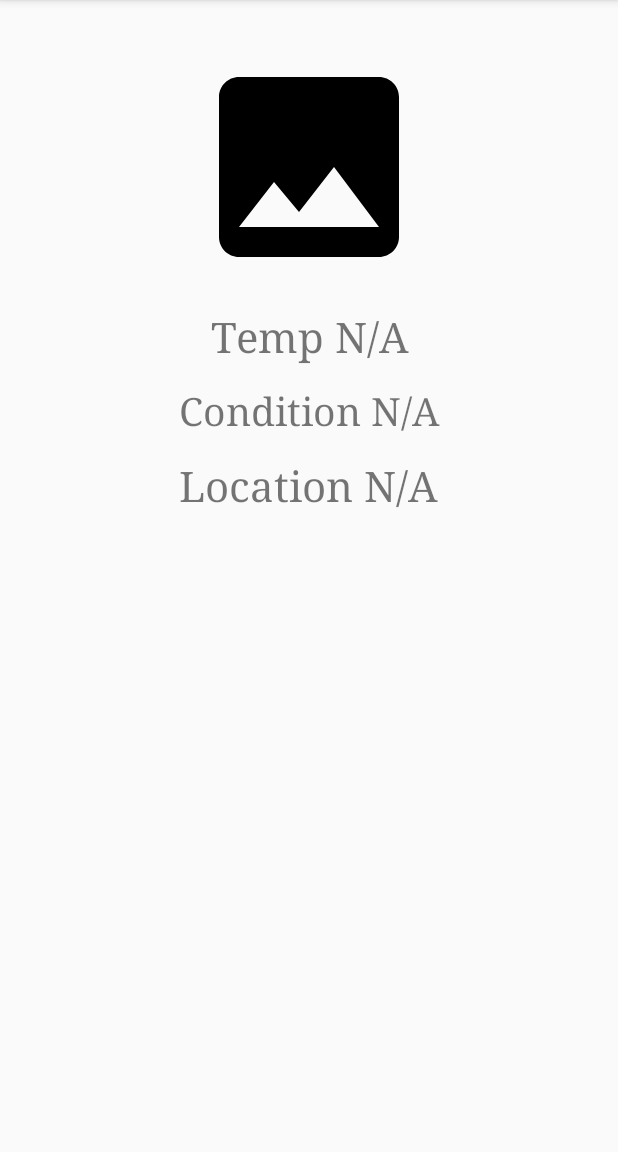
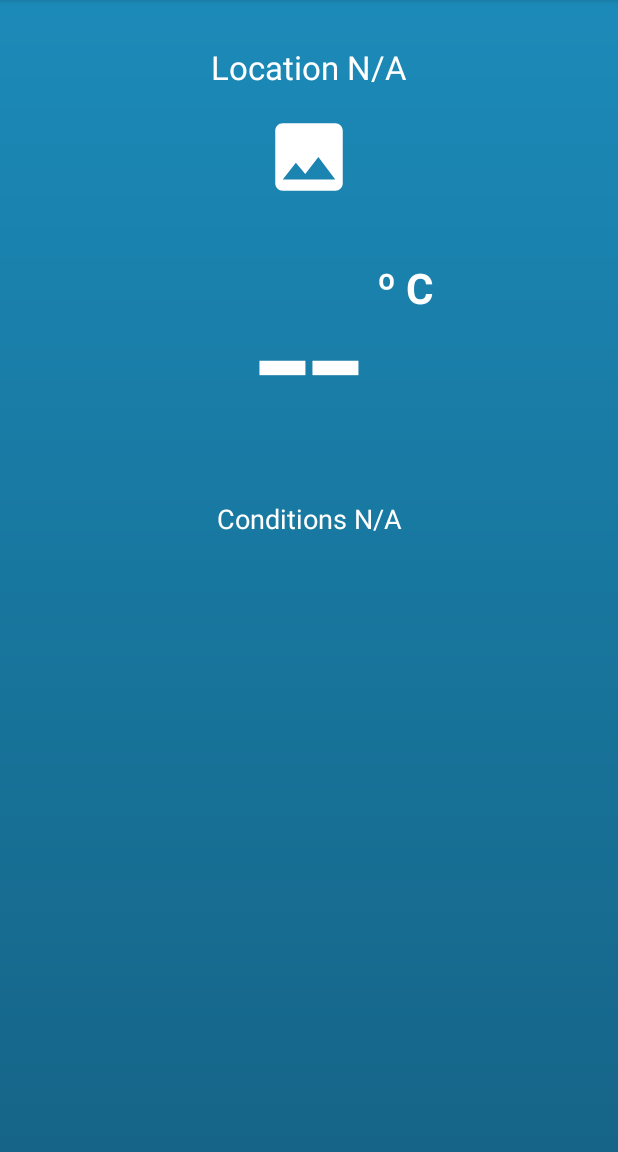
Before and after one commit to mbobadilla2/HelloYahooWeatherAPI, an Android app: the screen it shows after launch (MainActivity), on a phone screen of 412 x 824 dp, the part 84-1236 px from its top. Run offline under Robolectric (Android 15) with nearby library versions, the phone set to English and light mode, and no system bars.

Commit message:
Redesigned UI
Changes on the user interface.

Minor changes.

```diff
--- a/app/src/main/java/fernando2/com/helloyahooweatherapi/MainActivity.java
+++ b/app/src/main/java/fernando2/com/helloyahooweatherapi/MainActivity.java
@@ -64,7 +64,7 @@ public class MainActivity extends AppCompatActivity {
         dialog.dismiss();
 
         imageView_conditions.setImageBitmap(conditions);
-        textView_temp.setText(temp + " ºC");
+        textView_temp.setText(temp+"");
         textView_text.setText(text);
         textView_location.setText(location);
 
@@ -73,8 +73,8 @@ public class MainActivity extends AppCompatActivity {
     public void displayErrorMsg(){
         dialog.dismiss();
 
-        imageView_conditions.setImageResource(R.drawable.ic_insert_photo_black_200dp);
-        textView_temp.setText("Temp N/A");
+        imageView_conditions.setImageResource(R.drawable.ic_insert_photo_white_200dp);
+        textView_temp.setText("--");
         textView_text.setText("Conditions N/A");
         textView_location.setText("Location N/A");
 
--- /dev/null
+++ b/app/src/main/res/drawable/gradient_blue.xml
@@ -0,0 +1,11 @@
+<?xml version="1.0" encoding="utf-8"?>
+<shape xmlns:android="http://schemas.android.com/apk/res/android"
+    android:shape="rectangle">
+
+    <gradient
+        android:angle="90"
+        android:startColor="#166588"
+        android:centerColor="#18779F"
+        android:endColor="#1C8AB9"/>
+
+</shape>
--- a/app/src/main/res/drawable/ic_insert_photo_black_200dp.xml
+++ /dev/null
@@ -1,4 +0,0 @@
-<vector android:height="200dp" android:viewportHeight="24.0"
-    android:viewportWidth="24.0" android:width="200dp" xmlns:android="http://schemas.android.com/apk/res/android">
-    <path android:fillColor="#FF000000" android:pathData="M21,19V5c0,-1.1 -0.9,-2 -2,-2H5c-1.1,0 -2,0.9 -2,2v14c0,1.1 0.9,2 2,2h14c1.1,0 2,-0.9 2,-2zM8.5,13.5l2.5,3.01L14.5,12l4.5,6H5l3.5,-4.5z"/>
-</vector>
--- /dev/null
+++ b/app/src/main/res/drawable/ic_insert_photo_white_200dp.xml
@@ -0,0 +1,4 @@
+<vector android:height="200dp" android:viewportHeight="24.0"
+    android:viewportWidth="24.0" android:width="200dp" xmlns:android="http://schemas.android.com/apk/res/android">
+    <path android:fillColor="#FFFFFF" android:pathData="M21,19V5c0,-1.1 -0.9,-2 -2,-2H5c-1.1,0 -2,0.9 -2,2v14c0,1.1 0.9,2 2,2h14c1.1,0 2,-0.9 2,-2zM8.5,13.5l2.5,3.01L14.5,12l4.5,6H5l3.5,-4.5z"/>
+</vector>
--- a/app/src/main/res/layout/activity_main.xml
+++ b/app/src/main/res/layout/activity_main.xml
@@ -3,6 +3,7 @@
     xmlns:tools="http://schemas.android.com/tools"
     android:layout_width="match_parent"
     android:layout_height="match_parent"
+    android:background="@drawable/gradient_blue"
     android:paddingBottom="@dimen/activity_vertical_margin"
     android:paddingLeft="@dimen/activity_horizontal_margin"
     android:paddingRight="@dimen/activity_horizontal_margin"
@@ -10,25 +11,55 @@
     tools:context="fernando2.com.helloyahooweatherapi.MainActivity">
 
 
+    <TextView
+        android:id="@+id/textView_location"
+        android:layout_width="wrap_content"
+        android:layout_height="wrap_content"
+        android:layout_alignParentTop="true"
+        android:layout_centerHorizontal="true"
+        android:layout_marginTop="14dp"
+        android:text="Location N/A"
+        android:textColor="#FFF"
+        android:textSize="22dp" />
+
     <ImageView
         android:id="@+id/imageView_conditions"
-        android:layout_width="160dp"
-        android:layout_height="160dp"
+        android:layout_width="60dp"
+        android:layout_height="60dp"
+        android:layout_below="@+id/textView_location"
         android:layout_centerHorizontal="true"
         android:layout_marginTop="15dp"
-        android:src="@drawable/ic_insert_photo_black_200dp" />
+        android:src="@drawable/ic_insert_photo_white_200dp" />
 
     <TextView
         android:id="@+id/textView_temp"
-        android:layout_width="match_parent"
+        android:layout_width="wrap_content"
         android:layout_height="wrap_content"
         android:layout_below="@+id/imageView_conditions"
+        android:layout_centerHorizontal="true"
         android:layout_centerVertical="true"
         android:layout_marginTop="14dp"
-        android:fontFamily="serif"
         android:gravity="center"
-        android:text="Temp N/A"
-        android:textSize="28dp" />
+        android:text="--"
+        android:textColor="#FFF"
+        android:textSize="128dp" />
+
+
+    <TextView
+        android:id="@+id/textView_deg"
+        android:layout_width="wrap_content"
+        android:layout_height="wrap_content"
+        android:layout_alignTop="@+id/textView_temp"
+        android:layout_centerHorizontal="true"
+        android:layout_centerVertical="true"
+        android:layout_marginLeft="10dp"
+        android:layout_marginTop="24dp"
+        android:layout_toRightOf="@+id/textView_temp"
+        android:gravity="center"
+        android:text="º C"
+        android:textColor="#FFF"
+        android:textSize="28dp"
+        android:textStyle="bold" />
 
 
     <TextView
@@ -38,21 +69,10 @@
         android:layout_alignParentLeft="true"
         android:layout_below="@+id/textView_temp"
         android:layout_marginTop="14dp"
-        android:fontFamily="serif"
         android:gravity="center"
-        android:text="Condition N/A"
-        android:textSize="26dp" />
+        android:text="Conditions N/A"
+        android:textColor="#FFF"
+        android:textSize="18dp" />
 
 
-    <TextView
-        android:id="@+id/textView_location"
-        android:layout_width="wrap_content"
-        android:layout_height="wrap_content"
-        android:layout_below="@+id/textView_text"
-        android:layout_centerHorizontal="true"
-        android:layout_marginTop="14dp"
-        android:fontFamily="serif"
-        android:text="Location N/A"
-        android:textSize="28dp" />
-
 </RelativeLayout>
```
Also changed, not shown: 1 other file.
